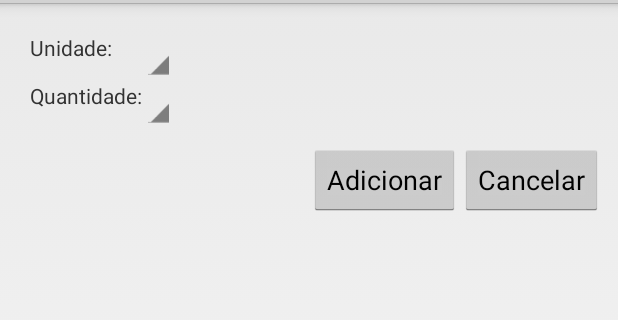
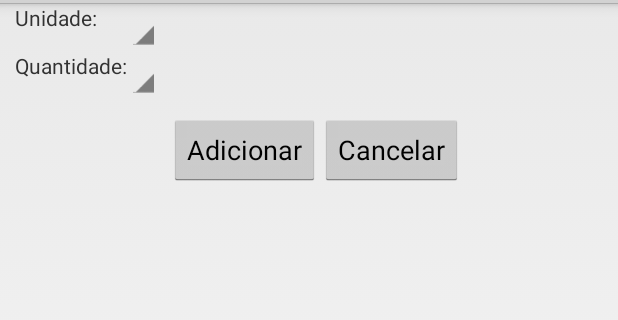
Before and after one commit to lucassimao/arrasa-vendas, an Android app: the fragment UnidadeQuantidadeDialogFragment shown on its own in the app's theme, on a phone screen of 412 x 824 dp, the part 69-389 px from its top. Run offline under Robolectric (Android 15) with nearby library versions, the phone set to English and light mode, and no system bars; Roboto replaces fonts that are not available here; 2 statements that could not run were skipped.

Commit message:
wp refractorings

```diff
--- a/app/src/main/java/br/com/arrasavendas/venda/UnidadeQuantidadeDialogFragment.java
+++ b/app/src/main/java/br/com/arrasavendas/venda/UnidadeQuantidadeDialogFragment.java
@@ -6,6 +6,7 @@ import android.content.CursorLoader;
 import android.content.Loader;
 import android.database.Cursor;
 import android.os.Bundle;
+import android.support.annotation.NonNull;
 import android.view.LayoutInflater;
 import android.view.View;
 import android.view.ViewGroup;
@@ -14,6 +15,7 @@ import android.widget.ArrayAdapter;
 import android.widget.Button;
 import android.widget.Spinner;
 
+import br.com.arrasavendas.Application;
 import br.com.arrasavendas.R;
 import br.com.arrasavendas.providers.EstoqueProvider;
 
@@ -24,22 +26,61 @@ import java.util.Map;
 
 public class UnidadeQuantidadeDialogFragment extends DialogFragment implements LoaderManager.LoaderCallbacks<Cursor> {
 
+    private static final String PRODUTO_NOME = "PRODUTO_NOME";
 
-    private static final String NOME_PRODUTO = "UnidadeQuantidadeDialogFragment.produto";
-    private String produto;
-    private final int UNIDADES_LOADER = 1;
+    private Spinner spinnerUnidade;
+    private Spinner spinnerQuantidade;
+    private OnAdicionarListener onAdicionarListener;
+
+    private Map<String, Integer> unidadesQtde = new HashMap<String, Integer>();
+    private String nomeProduto;
+
+
+    public static UnidadeQuantidadeDialogFragment newInstance(String produto) {
+        UnidadeQuantidadeDialogFragment dlg = new UnidadeQuantidadeDialogFragment();
+
+        Bundle b = new Bundle();
+        b.putString(UnidadeQuantidadeDialogFragment.PRODUTO_NOME, produto);
+        dlg.setArguments(b);
+
+        return dlg;
+    }
+
+    public View onCreateView(LayoutInflater inflater, ViewGroup container, Bundle savedInstanceState) {
+
+        final View dialog = inflater.inflate(R.layout.dialog_und_qtde, container);
+        this.nomeProduto = getArguments().getString(UnidadeQuantidadeDialogFragment.PRODUTO_NOME);
+
+        getDialog().setTitle("Unidade / Quantidade");
+
+        spinnerUnidade = (Spinner) dialog.findViewById(R.id.spinnerUnidade);
+        spinnerQuantidade = (Spinner) dialog.findViewById(R.id.spinnerQuantidade);
+
+        getLoaderManager().initLoader(Application.UNIDADES_LOADER, null, this);
+
+        Button btnCancelar = (Button) dialog.findViewById(R.id.btnCancelar);
+        btnCancelar.setOnClickListener(onClickBtnCancelar());
+
+        Button btnAdicionar = (Button) dialog.findViewById(R.id.btnAdicionar);
+        btnAdicionar.setOnClickListener(onClickBtnAdicionar());
+
+        spinnerUnidade.setOnItemSelectedListener(onItemSelectedSpinnerUnidade());
+
+        return dialog;
+    }
 
     @Override
     public Loader<Cursor> onCreateLoader(int id, Bundle args) {
-        if (id == UNIDADES_LOADER) {
+        if (id == Application.UNIDADES_LOADER) {
+
             String[] projection = {EstoqueProvider.UNIDADE, EstoqueProvider.QUANTIDADE};
             String selection = EstoqueProvider.PRODUTO + " = ? AND " + EstoqueProvider.QUANTIDADE + " >0";
-            String[] selectionArgs = {produto};
+            String[] selectionArgs = {nomeProduto};
 
             return new CursorLoader(getActivity(), EstoqueProvider.CONTENT_URI, projection,
                     selection, selectionArgs, EstoqueProvider.UNIDADE);
-        }else
-        return null;
+        } else
+            return null;
     }
 
     @Override
@@ -57,99 +98,29 @@ public class UnidadeQuantidadeDialogFragment extends DialogFragment implements L
             } while (cursor.moveToNext());
         }
 
-        ArrayAdapter<String> unidadeAdapter = new ArrayAdapter<String>(getActivity(), android.R.layout.simple_list_item_1,new LinkedList<>(unidadesQtde.keySet()));
+        ArrayAdapter<String> unidadeAdapter = new ArrayAdapter<String>(getActivity(),
+                android.R.layout.simple_list_item_1, new LinkedList<>(unidadesQtde.keySet()));
+
         spinnerUnidade.setAdapter(unidadeAdapter);
-
-
     }
 
     @Override
-    public void onLoaderReset(Loader<Cursor> loader) {
+    public void onLoaderReset(Loader<Cursor> loader) {  }
 
+    public void setOnAdicionarListener(OnAdicionarListener onAdicionarListener) {
+        this.onAdicionarListener = onAdicionarListener;
     }
 
-    public interface OnAdicionarListener {
-
-        void onClickBtnAdicionar(long idProduto, String unidade, Integer quantidade, BigDecimal precoAVista, BigDecimal precoAPrazo);
-    }
-
-    private OnAdicionarListener onAdicionarListener;
-    private Map<String, Integer> unidadesQtde = new HashMap<String, Integer>();
-    private Spinner spinnerUnidade;
-    private Spinner spinnerQuantidade;
-
-    public static UnidadeQuantidadeDialogFragment newInstance(String produto) {
-        UnidadeQuantidadeDialogFragment dlg = new UnidadeQuantidadeDialogFragment();
-
-        Bundle b = new Bundle();
-        b.putString(UnidadeQuantidadeDialogFragment.NOME_PRODUTO, produto);
-        dlg.setArguments(b);
-
-        return dlg;
-    }
-
-
-    public View onCreateView(LayoutInflater inflater, ViewGroup container, Bundle savedInstanceState) {
-
-
-        final View dialog = inflater.inflate(R.layout.dialog_und_qtde, container);
-        this.produto = getArguments().getString(UnidadeQuantidadeDialogFragment.NOME_PRODUTO);
-
-        getDialog().setTitle("Unidade / Quantidade");
-
-        spinnerUnidade = (Spinner) dialog.findViewById(R.id.spinnerUnidade);
-        spinnerQuantidade = (Spinner) dialog.findViewById(R.id.spinnerQuantidade);
-
-        getLoaderManager().initLoader(UNIDADES_LOADER, null, this);
-
-
-        Button btnCancelar = (Button) dialog.findViewById(R.id.btnCancelar);
-        btnCancelar.setOnClickListener(new View.OnClickListener() {
-
-            @Override
-            public void onClick(View arg0) {
-                getDialog().dismiss();
-            }
-        });
-
-
-        Button btnAdicionar = (Button) dialog.findViewById(R.id.btnAdicionar);
-        btnAdicionar.setOnClickListener(new View.OnClickListener() {
-
-            @Override
-            public void onClick(View arg0) {
-
-                if (onAdicionarListener != null) {
-                    String unidade = spinnerUnidade.getSelectedItem().toString();
-                    Integer quantidade = Integer.valueOf(spinnerQuantidade.getSelectedItem().toString());
-
-                    String[] projection = {EstoqueProvider.PRECO_A_VISTA, EstoqueProvider.PRECO_A_PRAZO, EstoqueProvider.PRODUTO_ID};
-                    String selection = EstoqueProvider.PRODUTO + "=? AND " + EstoqueProvider.UNIDADE+"=?";
-                    String[] selectionArgs = {produto,unidade};
-                    Cursor c = getActivity().getContentResolver().query(EstoqueProvider.CONTENT_URI_PRODUTOS,
-                            projection, selection, selectionArgs, null);
-
-                    c.moveToFirst();
-                    Long idProduto = c.getLong(c.getColumnIndex(EstoqueProvider.PRODUTO_ID));
-                    // valores armazenados em centavos e sendo transformados em reais
-                    BigDecimal precoAPrazo = BigDecimal.valueOf(c.getLong(c.getColumnIndex(EstoqueProvider.PRECO_A_PRAZO))/100d);
-                    BigDecimal precoAVista = BigDecimal.valueOf(c.getLong(c.getColumnIndex(EstoqueProvider.PRECO_A_VISTA))/100d);
-                    c.close();
-                    onAdicionarListener.onClickBtnAdicionar(idProduto, unidade, quantidade, precoAVista,precoAPrazo);
-
-                }
-
-                getDialog().dismiss();
-            }
-        });
-
-        spinnerUnidade.setOnItemSelectedListener(new AdapterView.OnItemSelectedListener() {
+    @NonNull
+    private AdapterView.OnItemSelectedListener onItemSelectedSpinnerUnidade() {
+        return new AdapterView.OnItemSelectedListener() {
 
             @Override
             public void onItemSelected(AdapterView<?> arg0, View arg1, int arg2, long arg3) {
                 String unidadeSelecionada = spinnerUnidade.getSelectedItem().toString();
                 int quantidade = unidadesQtde.get(unidadeSelecionada);
 
+                // motando a lista de quantidades
                 Integer[] aux = new Integer[quantidade];
                 for (int i = 0; i < quantidade; ++i) {
                     aux[i] = i + 1;
@@ -162,14 +133,59 @@ public class UnidadeQuantidadeDialogFragment extends DialogFragment implements L
             public void onNothingSelected(AdapterView<?> arg0) {
                 spinnerQuantidade.setAdapter(null);
             }
-        });
+        };
+    }
 
-        return dialog;
+    @NonNull
+    private View.OnClickListener onClickBtnCancelar() {
+        return new View.OnClickListener() {
+
+            @Override
+            public void onClick(View arg0) {
+                getDialog().dismiss();
+            }
+        };
+    }
+
+    @NonNull
+    private View.OnClickListener onClickBtnAdicionar() {
+        return new View.OnClickListener() {
+
+            @Override
+            public void onClick(View arg0) {
+
+                if (onAdicionarListener != null) {
+
+                    String unidade = spinnerUnidade.getSelectedItem().toString();
+                    Integer quantidade = Integer.valueOf(spinnerQuantidade.getSelectedItem().toString());
+
+                    String[] projection = {EstoqueProvider.PRECO_A_VISTA, EstoqueProvider.PRECO_A_PRAZO,EstoqueProvider.PRODUTO_ID};
+                    String selection = EstoqueProvider.PRODUTO + "=? AND " + EstoqueProvider.UNIDADE + "=?";
+                    String[] selectionArgs = {nomeProduto, unidade};
+
+                    Cursor c = getActivity().getContentResolver().query(EstoqueProvider.CONTENT_URI_PRODUTOS,
+                            projection, selection, selectionArgs, null);
+
+                    c.moveToFirst();
+
+                    long produtoId = c.getLong(c.getColumnIndex(EstoqueProvider.PRODUTO_ID));
+
+                    // valores armazenados em centavos e sendo transformados em reais
+                    BigDecimal precoAPrazo = BigDecimal.valueOf(c.getLong(c.getColumnIndex(EstoqueProvider.PRECO_A_PRAZO)) / 100d);
+                    BigDecimal precoAVista = BigDecimal.valueOf(c.getLong(c.getColumnIndex(EstoqueProvider.PRECO_A_VISTA)) / 100d);
+
+                    c.close();
+
+                    onAdicionarListener.onClickBtnAdicionar(produtoId, unidade, quantidade, precoAVista, precoAPrazo);
+                }
+                getDialog().dismiss();
+            }
+        };
     }
 
 
-    public void setOnAdicionarListener(OnAdicionarListener onAdicionarListener) {
-        this.onAdicionarListener = onAdicionarListener;
+    public interface OnAdicionarListener {
+        void onClickBtnAdicionar(long idProduto, String unidade, Integer quantidade, BigDecimal precoAVista, BigDecimal precoAPrazo);
     }
 
 
--- a/app/src/main/res/layout/dialog_und_qtde.xml
+++ b/app/src/main/res/layout/dialog_und_qtde.xml
@@ -5,40 +5,40 @@
 <LinearLayout xmlns:android="http://schemas.android.com/apk/res/android"
     android:layout_width="fill_parent"
     android:layout_height="wrap_content"
-    android:layout_margin="10dip"
-    android:orientation="vertical" >
+    android:orientation="vertical" android:paddingLeft="10dp">
 
     <TableLayout
-        android:layout_width="fill_parent"
-        android:layout_height="wrap_content"
-        android:layout_margin="10dip" >
+        android:layout_width="match_parent"
+        android:layout_height="wrap_content">
 
         <TableRow>
-
             <TextView android:text="Unidade:" />
 
             <Spinner
                 android:id="@+id/spinnerUnidade"
-                android:layout_width="fill_parent"
+                android:layout_width="wrap_content"
                 android:layout_height="wrap_content" />
         </TableRow>
 
         <TableRow>
-
             <TextView android:text="Quantidade:" />
 
             <Spinner
                 android:id="@+id/spinnerQuantidade"
-                android:layout_width="fill_parent"
+                android:layout_width="wrap_content"
                 android:layout_height="wrap_content"
                 android:inputType="number" />
+
         </TableRow>
+
     </TableLayout>
+
 
     <LinearLayout
         android:layout_width="fill_parent"
         android:layout_height="wrap_content"
-        android:gravity="right"
+        android:gravity="center"
+        android:layout_marginTop="10dp"
         android:orientation="horizontal" >
 
         <Button
```
Also changed, not shown: app/src/main/java/br/com/arrasavendas/Application.java (+7 -4 lines), app/src/main/java/br/com/arrasavendas/entregas/EditItensVendaActivity.java (+13 -15 lines), app/src/main/java/br/com/arrasavendas/venda/VendaActivity.java (+36 -43 lines), 1 other file.
